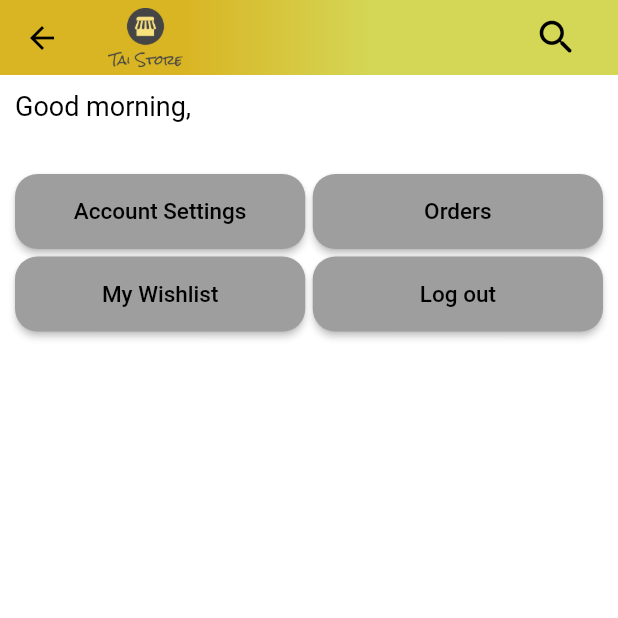
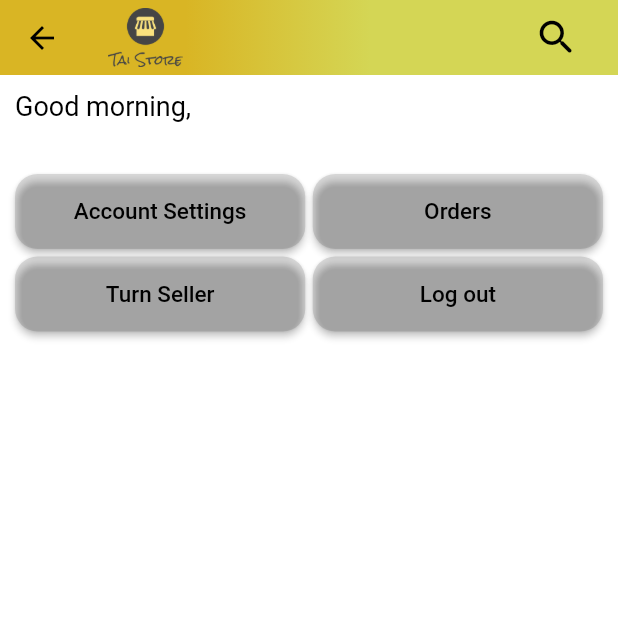
Before and after one commit to phuongtai2003/my_app, a Flutter app: the ProfileScreen screen opened by its route, on a phone screen of 412 x 824 dp, the top half of it. Run offline on Flutter 3.47's test engine with Material 2 defaults, Android fonts, the phone set to English and light mode, and no system bars; our stand-ins replace carousel_slider, shared_preferences; accounts and stored records are empty.

Commit message:
Remove wishlist, added turn seller option

```diff
--- a/lib/features/profile/widgets/profile_buttons.dart
+++ b/lib/features/profile/widgets/profile_buttons.dart
@@ -20,7 +20,7 @@ class AccountButtons extends StatelessWidget {
                 child: ProfileCustomButton(
                   buttonText: "Account Settings",
                   onPressed: () {},
-                  color: Colors.grey,
+                  color: Colors.black12,
                 ),
               ),
               const SizedBox(
@@ -30,7 +30,7 @@ class AccountButtons extends StatelessWidget {
                 child: ProfileCustomButton(
                   buttonText: "Orders",
                   onPressed: () {},
-                  color: Colors.grey,
+                  color: Colors.black12,
                 ),
               ),
             ],
@@ -42,9 +42,9 @@ class AccountButtons extends StatelessWidget {
             children: [
               Expanded(
                 child: ProfileCustomButton(
-                  buttonText: "My Wishlist",
+                  buttonText: "Turn Seller",
                   onPressed: () {},
-                  color: Colors.grey,
+                  color: Colors.black12,
                 ),
               ),
               const SizedBox(
@@ -56,7 +56,7 @@ class AccountButtons extends StatelessWidget {
                   onPressed: () {
                     profileServices.logOut(context: context);
                   },
-                  color: Colors.grey,
+                  color: Colors.black12,
                 ),
               ),
             ],
```
